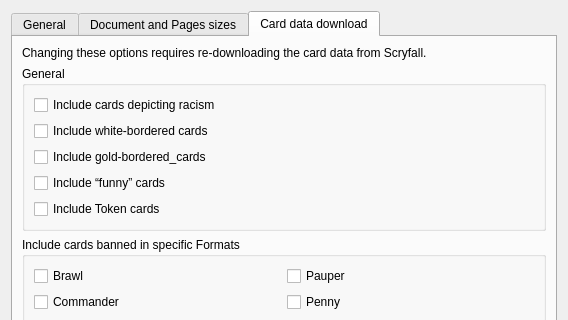
Before: the Qt Designer form mtg_proxy_printer/resources/ui/settings_window.ui in luziferius/MTGProxyPrinter, drawn with Qt 5; both pictures show x 0 to 568 and y 0 to 320 of the 568 by 612 pixel window.
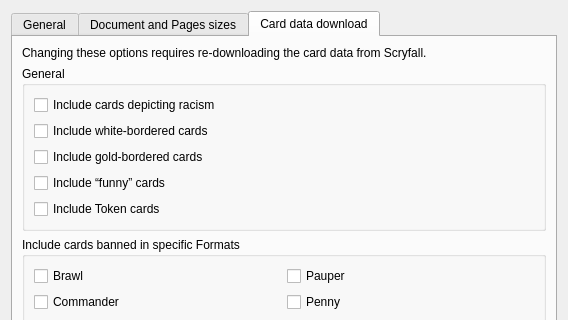
After: the same form once the commit is applied. The open tabs and pages were chosen to show the change. Icons and pictures are not drawn.

Commit message:
Settings window: Removed a visible underscore from a label, replacing it with whitespace.
FossilOrigin-Name: ef3c45e5277d298c94aac8fc8526558a5a99a0232b99b56ae97ab58443a06ffd

```diff
--- a/mtg_proxy_printer/resources/ui/settings_window.ui
+++ b/mtg_proxy_printer/resources/ui/settings_window.ui
@@ -619,7 +619,7 @@
 These are not tournament legal.</string>
             </property>
             <property name="text">
-             <string>Include gold-bordered_cards</string>
+             <string>Include gold-bordered cards</string>
             </property>
            </widget>
           </item>
```
